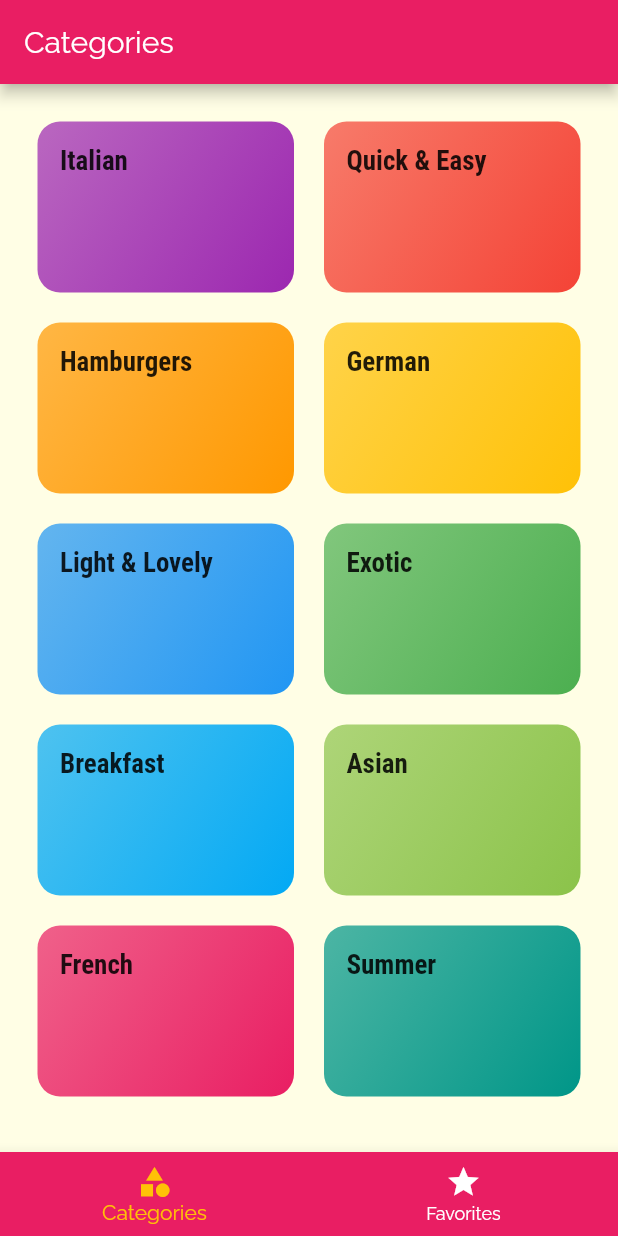
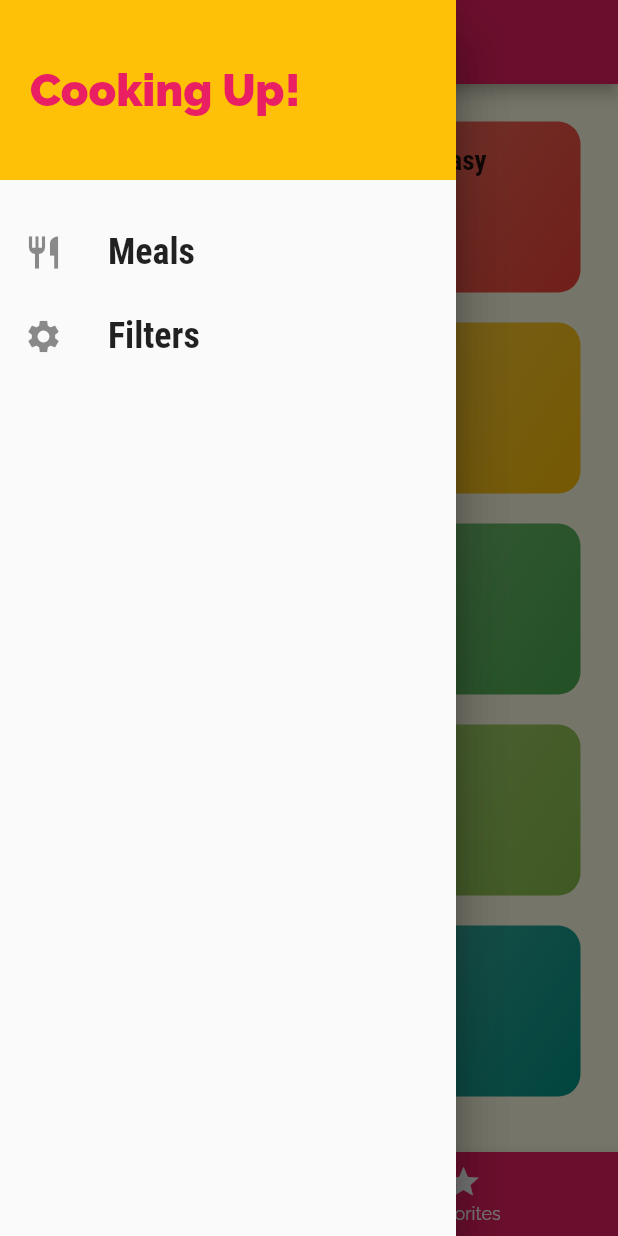
Before and after one commit to emralyilmaz/-emralyilmaz-maxi_app3-Meals_app, a Flutter app: the screen it shows after launch, with the side drawer open (before the commit the screen has no drawer), on a phone screen of 412 x 824 dp. Run offline on Flutter 3.47's test engine with Material 2 defaults, Android fonts, the phone set to English and light mode, and no system bars.

Commit message:
173. Adding a Custom Drawer

```diff
--- a/lib/screens/tabs_screen.dart
+++ b/lib/screens/tabs_screen.dart
@@ -1,5 +1,6 @@
 import 'package:app3_meals_app/screens/categories_screen.dart';
 import 'package:app3_meals_app/screens/favorites_screen.dart';
+import 'package:app3_meals_app/widgets/main_drawer.dart';
 import 'package:flutter/material.dart';
 
 class TabsScreen extends StatefulWidget {
@@ -25,6 +26,9 @@
       appBar: AppBar(
         title: Text(_pages[_selectedPageIndex]["title"]),
       ),
+      drawer: Drawer(
+        child: MainDrawer(),
+      ),
       body: _pages[_selectedPageIndex]["page"],
       bottomNavigationBar: BottomNavigationBar(
         onTap: _selectPage,
--- /dev/null
+++ b/lib/widgets/main_drawer.dart
@@ -0,0 +1,47 @@
+import 'package:flutter/material.dart';
+
+class MainDrawer extends StatelessWidget {
+  Widget buildListTile(String title, IconData icon) {
+    return ListTile(
+      leading: Icon(
+        icon,
+        size: 26,
+      ),
+      title: Text(
+        title,
+        style: TextStyle(
+            fontFamily: "RobotoCondensed",
+            fontSize: 24,
+            fontWeight: FontWeight.bold),
+      ),
+      onTap: () {},
+    );
+  }
+
+  @override
+  Widget build(BuildContext context) {
+    return Drawer(
+      child: Column(
+        children: [
+          Container(
+            height: 120,
+            width: double.infinity,
+            padding: EdgeInsets.all(20),
+            alignment: Alignment.centerLeft,
+            color: Theme.of(context).accentColor,
+            child: Text(
+              "Cooking Up!",
+              style: TextStyle(
+                  fontWeight: FontWeight.w900,
+                  fontSize: 30,
+                  color: Theme.of(context).primaryColor),
+            ),
+          ),
+          SizedBox(height: 20),
+          buildListTile("Meals", Icons.restaurant),
+          buildListTile("Filters", Icons.settings),
+        ],
+      ),
+    );
+  }
+}
```
